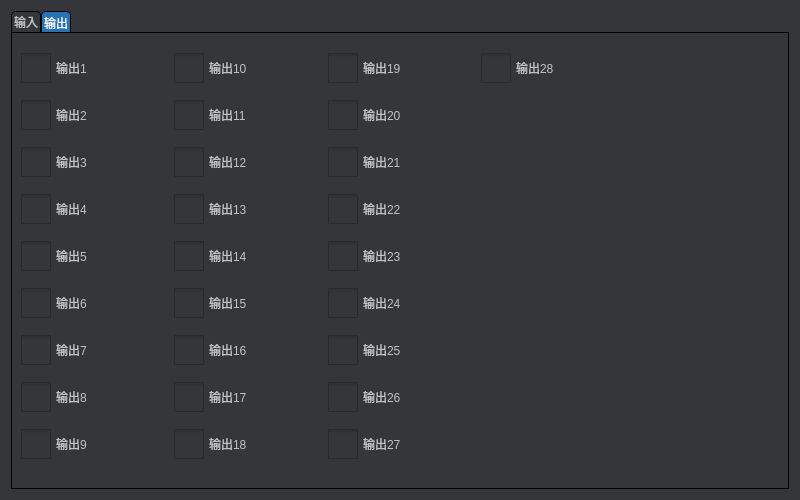
eeyoo/yunsheng, file frm_monitor.ui: the form before one commit.
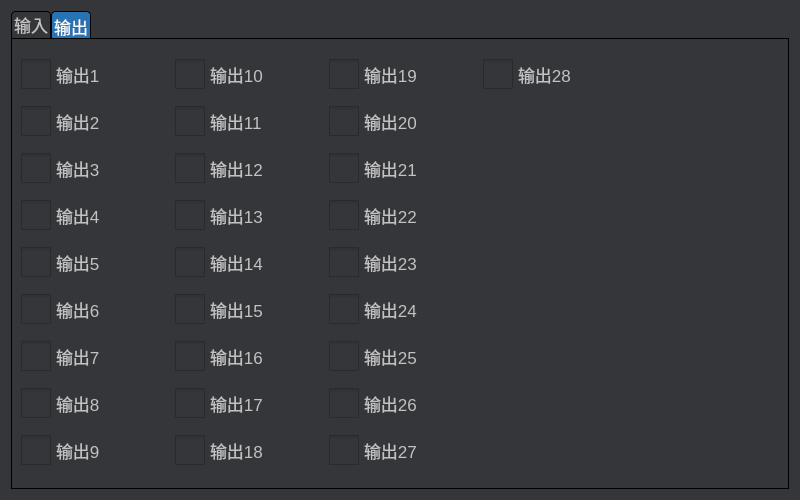
The form after the commit. Icons and pictures are not drawn.

Commit message: changed UI font size

What changed in the file:
```diff
--- a/frm_monitor.ui
+++ b/frm_monitor.ui
@@ -15,7 +15,7 @@
   </property>
   <property name="styleSheet">
    <string notr="true">*{
-font: 12px;
+font: 13pt;
 font-family: &quot;微软雅黑&quot;;
 }
 
@@ -544,6 +544,9 @@
        <property name="rightMargin">
         <number>160</number>
        </property>
+       <property name="horizontalSpacing">
+        <number>9</number>
+       </property>
        <item row="0" column="0">
         <widget class="QCheckBox" name="cbO1">
          <property name="text">
```
Left out of the diff: 100 changed lines with no effect on the pictures. The commit also changes 19 other files.
